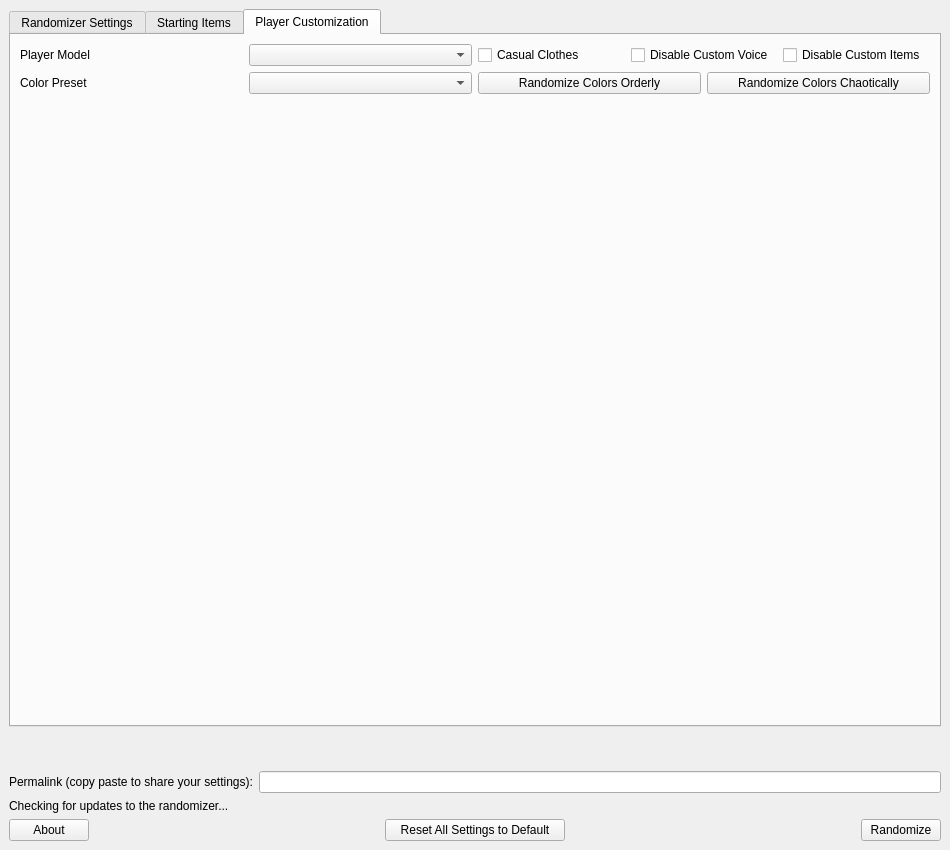
wooferzfg/wwrando, file wwr_ui/randomizer_window.ui: the form before one commit.
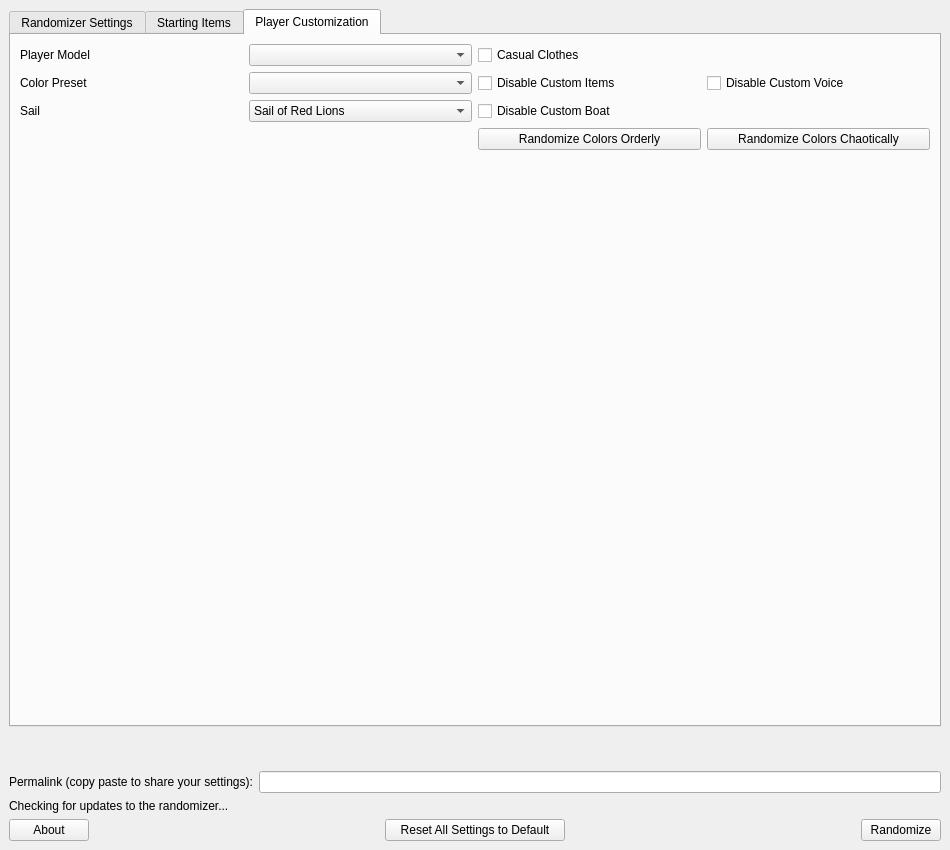
The form after the commit. The open tabs and pages were chosen to show the change.

Commit message:
Added Boat Options
Can now change sail texture based on player input
Can disable custom boat option independently

Diff of the .ui file:
```diff
--- a/wwr_ui/randomizer_window.ui
+++ b/wwr_ui/randomizer_window.ui
@@ -1320,6 +1320,28 @@
            <layout class="QVBoxLayout" name="verticalLayout_3">
             <item>
              <layout class="QGridLayout" name="grid_for_model_general_options">
+              <item row="3" column="2">
+               <layout class="QHBoxLayout" name="layout_for_disable_custom">
+                <item>
+                 <widget class="QCheckBox" name="disable_custom_boat">
+                  <property name="text">
+                   <string>Disable Custom Boat</string>
+                  </property>
+                 </widget>
+                </item>
+               </layout>
+              </item>
+              <item row="0" column="2">
+               <layout class="QHBoxLayout" name="layout_for_misc_custom">
+                <item>
+                 <widget class="QCheckBox" name="player_in_casual_clothes">
+                  <property name="text">
+                   <string>Casual Clothes</string>
+                  </property>
+                 </widget>
+                </item>
+               </layout>
+              </item>
               <item row="0" column="0">
                <layout class="QHBoxLayout" name="layout_for_custom_player_model">
                 <item>
@@ -1334,21 +1356,7 @@
                 </item>
                </layout>
               </item>
-              <item row="1" column="0">
-               <layout class="QHBoxLayout" name="layout_for_custom_preset">
-                <item>
-                 <widget class="QLabel" name="label_for_custom_color_preset">
-                  <property name="text">
-                   <string>Color Preset</string>
-                  </property>
-                 </widget>
-                </item>
-                <item>
-                 <widget class="QComboBox" name="custom_color_preset"/>
-                </item>
-               </layout>
-              </item>
-              <item row="1" column="1">
+              <item row="4" column="2">
                <layout class="QHBoxLayout" name="layout_for_randomize_color_options">
                 <item>
                  <widget class="QPushButton" name="randomize_all_custom_colors_together">
@@ -1366,22 +1374,8 @@
                 </item>
                </layout>
               </item>
-              <item row="0" column="1">
-               <layout class="QHBoxLayout" name="layout_for_misc_options">
-                <item>
-                 <widget class="QCheckBox" name="player_in_casual_clothes">
-                  <property name="text">
-                   <string>Casual Clothes</string>
-                  </property>
-                 </widget>
-                </item>
-                <item>
-                 <widget class="QCheckBox" name="disable_custom_player_voice">
-                  <property name="text">
-                   <string>Disable Custom Voice</string>
-                  </property>
-                 </widget>
-                </item>
+              <item row="1" column="2">
+               <layout class="QHBoxLayout" name="horizontalLayout_3">
                 <item>
                  <widget class="QCheckBox" name="disable_custom_player_items">
                   <property name="text">
@@ -1389,26 +1383,72 @@
                   </property>
                  </widget>
                 </item>
+                <item>
+                 <widget class="QCheckBox" name="disable_custom_player_voice">
+                  <property name="text">
+                   <string>Disable Custom Voice</string>
+                  </property>
+                 </widget>
+                </item>
+               </layout>
+              </item>
+              <item row="1" column="0">
+               <layout class="QHBoxLayout" name="layout_for_custom_preset">
+                <item>
+                 <widget class="QLabel" name="label_for_custom_color_preset">
+                  <property name="text">
+                   <string>Color Preset</string>
+                  </property>
+                 </widget>
+                </item>
+                <item>
+                 <widget class="QComboBox" name="custom_color_preset"/>
+                </item>
+               </layout>
+              </item>
+              <item row="4" column="0">
+               <widget class="QLabel" name="custom_model_comment">
+                <property name="maximumSize">
+                 <size>
+                  <width>810</width>
+                  <height>16777215</height>
+                 </size>
+                </property>
+                <property name="text">
+                 <string/>
+                </property>
+                <property name="wordWrap">
+                 <bool>true</bool>
+                </property>
+               </widget>
+              </item>
+              <item row="3" column="0">
+               <layout class="QHBoxLayout" name="layout_for_sail_color">
+                <item>
+                 <widget class="QLabel" name="label_for_sail_color">
+                  <property name="text">
+                   <string>Sail</string>
+                  </property>
+                 </widget>
+                </item>
+                <item>
+                 <widget class="QComboBox" name="sail_color">
+                  <item>
+                   <property name="text">
+                    <string>Sail of Red Lions</string>
+                   </property>
+                  </item>
+                  <item>
+                   <property name="text">
+                    <string>Swift Sail</string>
+                   </property>
+                  </item>
+                 </widget>
+                </item>
                </layout>
               </item>
              </layout>
             </item>
-            <item>
-             <widget class="QLabel" name="custom_model_comment">
-              <property name="maximumSize">
-               <size>
-                <width>810</width>
-                <height>16777215</height>
-               </size>
-              </property>
-              <property name="text">
-               <string/>
-              </property>
-              <property name="wordWrap">
-               <bool>true</bool>
-              </property>
-             </widget>
-            </item>
             <item>
              <layout class="QHBoxLayout" name="layout_for_color_visualizer">
               <item>
```
Left out of the diff: 37 changed lines with no effect on the pictures. The commit also changes 11 other files.
